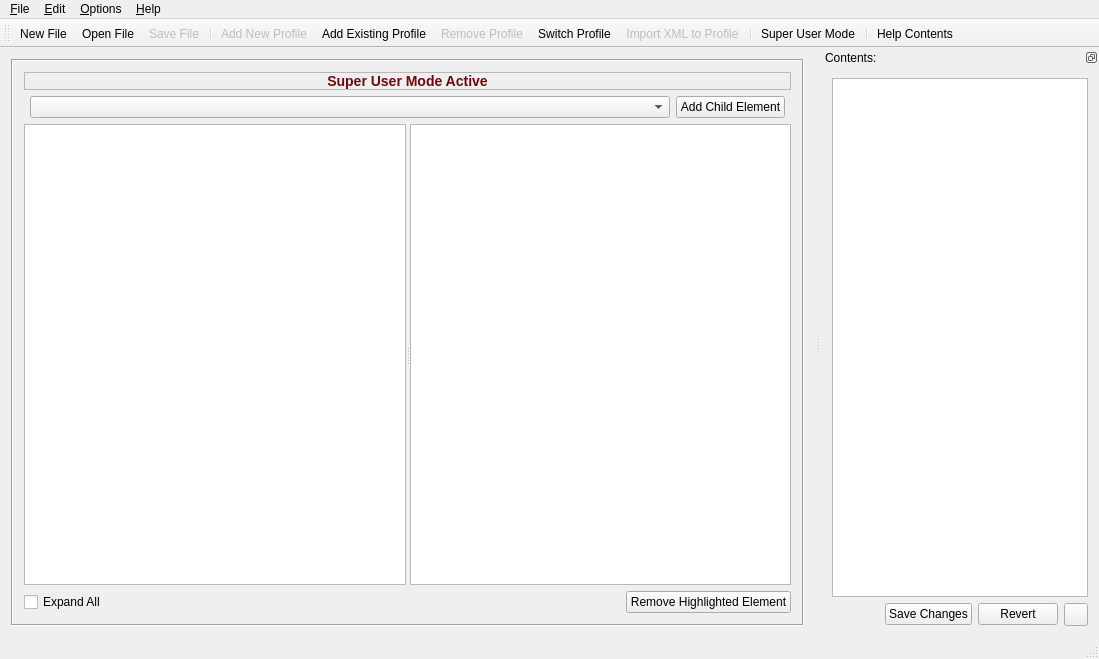
First picture: the form in GCXMLGenerator/gcmainwindow.ui, repository goblincoding/xmlmill, before the edit.
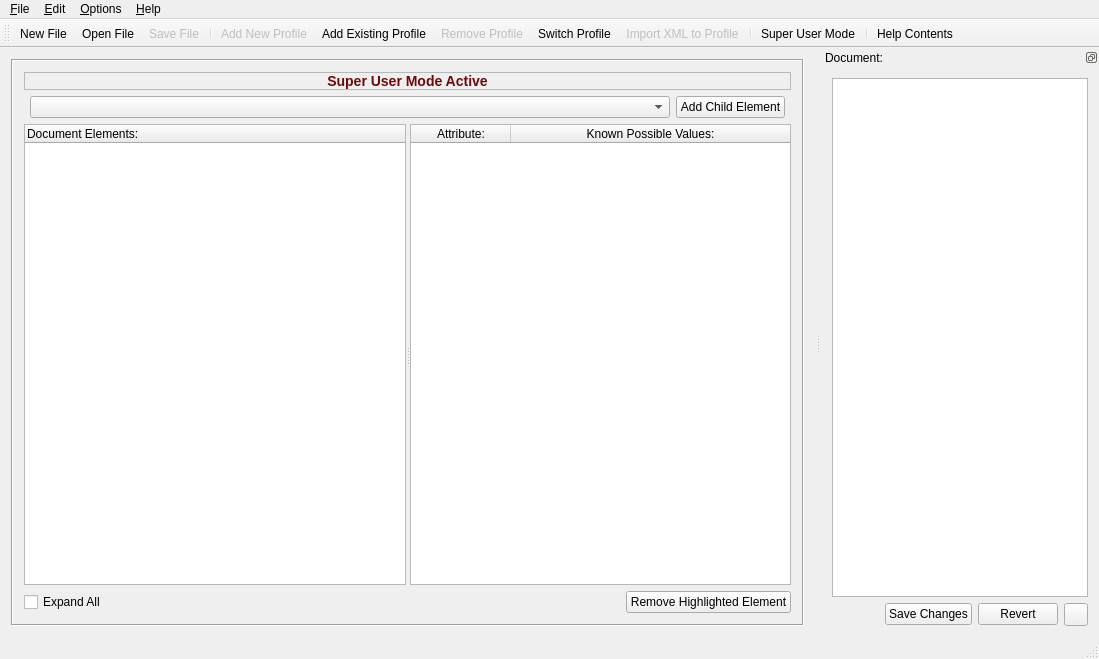
Second picture: the form after the edit. Icons and pictures are not drawn.

Commit message: Changed some shortcut keys.

The edit to the form file:
```diff
--- a/GCXMLGenerator/gcmainwindow.ui
+++ b/GCXMLGenerator/gcmainwindow.ui
@@ -105,7 +105,7 @@
            <bool>true</bool>
           </property>
           <attribute name="headerVisible">
-           <bool>false</bool>
+           <bool>true</bool>
           </attribute>
           <column>
            <property name="text">
@@ -124,7 +124,7 @@
            <number>2</number>
           </property>
           <attribute name="horizontalHeaderVisible">
-           <bool>false</bool>
+           <bool>true</bool>
           </attribute>
           <attribute name="horizontalHeaderCascadingSectionResizes">
            <bool>true</bool>
@@ -284,7 +284,7 @@
     <set>QDockWidget::DockWidgetFloatable|QDockWidget::DockWidgetMovable</set>
    </property>
    <property name="windowTitle">
-    <string>Contents:</string>
+    <string>Document:</string>
    </property>
    <attribute name="dockWidgetArea">
     <number>2</number>
```
Left out of the diff: 12 changed lines with no effect on the pictures.
